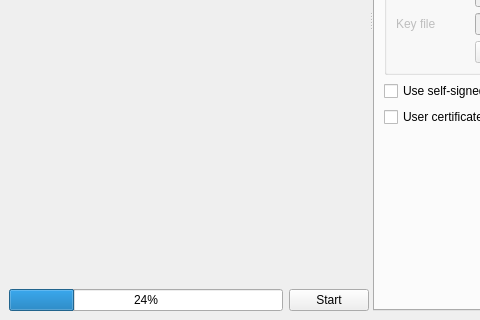
This is ui/main.ui in abbbe/sslcaudit as Qt 5 draws it before an edit; both pictures show x 0 to 480 and y 280 to 600 of the 796 by 600 pixel window. The edited form follows.
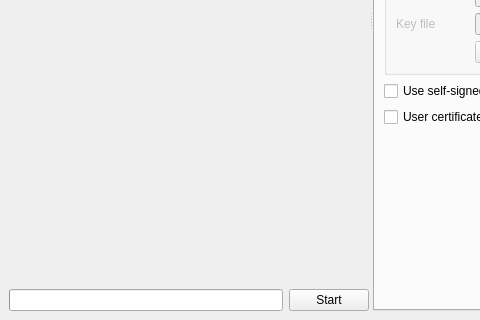
This is the edited form.

Commit message: Set progressbar value to 0

```diff
--- a/ui/main.ui
+++ b/ui/main.ui
@@ -152,8 +152,8 @@
               <height>0</height>
              </size>
             </property>
-            <property name="value">
-             <number>24</number>
+            <property name="textVisible">
+             <bool>false</bool>
             </property>
            </widget>
           </item>
```
